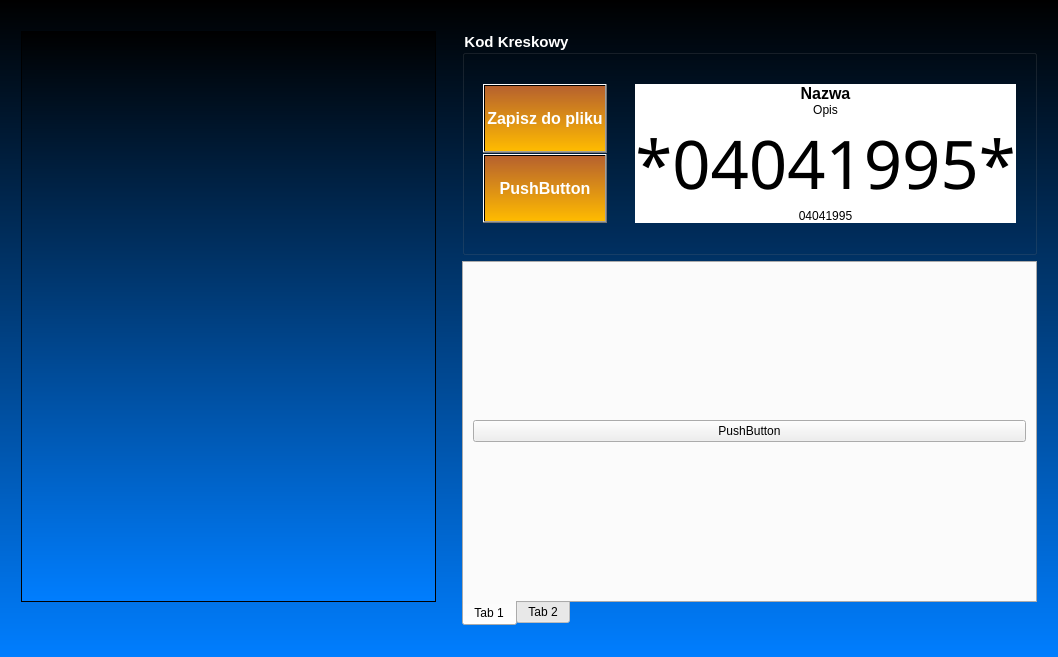
Before: the Qt Designer form ShoppedOUT/kody.ui in Filemon279/ProjektCpp, drawn with Qt 5.
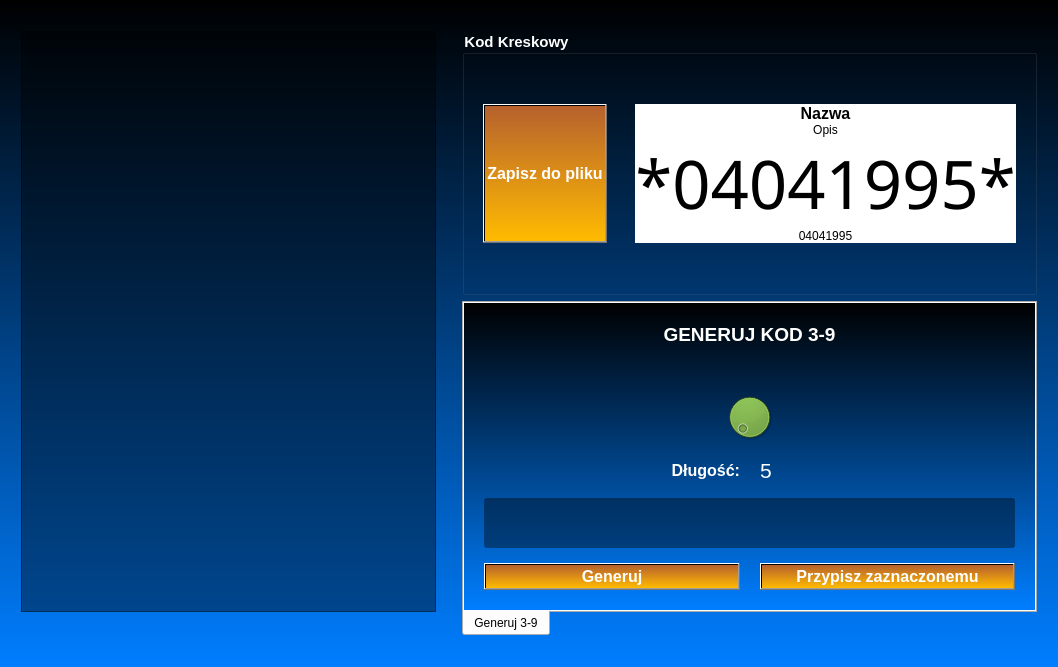
After: the same form once the commit is applied. Icons and pictures are not drawn.

What changed in the file:
```diff
--- a/ShoppedOUT/kody.ui
+++ b/ShoppedOUT/kody.ui
@@ -41,7 +41,7 @@
        </property>
        <property name="styleSheet">
         <string notr="true">gridline-color: white; 
-background-color: qlineargradient(spread:pad, x1:0, y1:0, x2:0, y2:1, stop:0 rgba(0, 0, 0, 255), stop:1 rgba(0, 126, 255, 255));
+background-color: rgba(0, 0, 0, 100);
 background-image: url(:/img/Img/white_40_small.png);
  background-repeat: no-repeat;
  background-position: center;
@@ -121,7 +121,20 @@
           <property name="verticalSpacing">
            <number>0</number>
           </property>
-          <item row="0" column="1">
+          <item row="0" column="0" colspan="2">
+           <spacer name="verticalSpacer">
+            <property name="orientation">
+             <enum>Qt::Vertical</enum>
+            </property>
+            <property name="sizeHint" stdset="0">
+             <size>
+              <width>20</width>
+              <height>20</height>
+             </size>
+            </property>
+           </spacer>
+          </item>
+          <item row="1" column="1">
            <widget class="QWidget" name="widget_Kod" native="true">
             <property name="sizePolicy">
              <sizepolicy hsizetype="Expanding" vsizetype="Preferred">
@@ -242,7 +255,7 @@
             </layout>
            </widget>
           </item>
-          <item row="0" column="0">
+          <item row="1" column="0">
            <widget class="QWidget" name="verticalWidget" native="true">
             <property name="sizePolicy">
              <sizepolicy hsizetype="Expanding" vsizetype="Preferred">
@@ -278,33 +291,22 @@
                </property>
               </widget>
              </item>
-             <item>
-              <widget class="QPushButton" name="pushButton_2">
-               <property name="sizePolicy">
-                <sizepolicy hsizetype="Minimum" vsizetype="Expanding">
-                 <horstretch>0</horstretch>
-                 <verstretch>0</verstretch>
-                </sizepolicy>
-               </property>
-               <property name="font">
-                <font>
-                 <family>Arial</family>
-                 <pointsize>12</pointsize>
-                 <weight>75</weight>
-                 <bold>true</bold>
-                </font>
-               </property>
-               <property name="styleSheet">
-                <string notr="true">background-color: qlineargradient(spread:pad, x1:0, y1:1, x2:0, y2:0, stop:0 rgba(255, 187, 0, 255), stop:1 rgba(182, 97, 46, 255));</string>
-               </property>
-               <property name="text">
-                <string>PushButton</string>
-               </property>
-              </widget>
-             </item>
             </layout>
            </widget>
           </item>
+          <item row="2" column="0" colspan="2">
+           <spacer name="verticalSpacer_2">
+            <property name="orientation">
+             <enum>Qt::Vertical</enum>
+            </property>
+            <property name="sizeHint" stdset="0">
+             <size>
+              <width>20</width>
+              <height>20</height>
+             </size>
+            </property>
+           </spacer>
+          </item>
          </layout>
         </widget>
        </item>
@@ -326,24 +328,239 @@
           <enum>QTabWidget::South</enum>
          </property>
          <widget class="QWidget" name="tab">
+          <property name="styleSheet">
+           <string notr="true">#tab{background-color: qlineargradient(spread:pad, x1:0, y1:0, x2:0, y2:1, stop:0 rgba(0, 0, 0, 255), stop:1 rgba(0, 126, 255, 255));}
+</string>
+          </property>
           <attribute name="title">
-           <string>Tab 1</string>
+           <string>Generuj 3-9</string>
           </attribute>
           <layout class="QGridLayout" name="gridLayout_4">
-           <item row="0" column="0">
+           <property name="leftMargin">
+            <number>20</number>
+           </property>
+           <property name="topMargin">
+            <number>20</number>
+           </property>
+           <property name="rightMargin">
+            <number>20</number>
+           </property>
+           <property name="bottomMargin">
+            <number>20</number>
+           </property>
+           <property name="horizontalSpacing">
+            <number>20</number>
+           </property>
+           <property name="verticalSpacing">
+            <number>15</number>
+           </property>
+           <item row="0" column="1" colspan="2">
+            <widget class="QLabel" name="label">
+             <property name="sizePolicy">
+              <sizepolicy hsizetype="Preferred" vsizetype="Maximum">
+               <horstretch>0</horstretch>
+               <verstretch>0</verstretch>
+              </sizepolicy>
+             </property>
+             <property name="font">
+              <font>
+               <family>Arial</family>
+               <pointsize>14</pointsize>
+               <weight>75</weight>
+               <bold>true</bold>
+              </font>
+             </property>
+             <property name="styleSheet">
+              <string notr="true">color:white</string>
+             </property>
+             <property name="text">
+              <string>GENERUJ KOD 3-9</string>
+             </property>
+             <property name="alignment">
+              <set>Qt::AlignHCenter|Qt::AlignTop</set>
+             </property>
+            </widget>
+           </item>
+           <item row="6" column="1" colspan="2">
+            <widget class="QLineEdit" name="lineEdit_wygenerowany">
+             <property name="minimumSize">
+              <size>
+               <width>0</width>
+               <height>50</height>
+              </size>
+             </property>
+             <property name="baseSize">
+              <size>
+               <width>0</width>
+               <height>1</height>
+              </size>
+             </property>
+             <property name="font">
+              <font>
+               <family>Arial</family>
+               <pointsize>18</pointsize>
+               <weight>75</weight>
+               <bold>true</bold>
+              </font>
+             </property>
+             <property name="styleSheet">
+              <string notr="true">background-color: rgba(0, 0, 0, 100);
+color:white</string>
+             </property>
+             <property name="alignment">
+              <set>Qt::AlignCenter</set>
+             </property>
+             <property name="readOnly">
+              <bool>true</bool>
+             </property>
+            </widget>
+           </item>
+           <item row="7" column="2">
             <widget class="QPushButton" name="pushButton_3">
+             <property name="sizePolicy">
+              <sizepolicy hsizetype="Minimum" vsizetype="Minimum">
+               <horstretch>0</horstretch>
+               <verstretch>0</verstretch>
+              </sizepolicy>
+             </property>
+             <property name="font">
+              <font>
+               <family>Arial</family>
+               <pointsize>12</pointsize>
+               <weight>75</weight>
+               <bold>true</bold>
+              </font>
+             </property>
+             <property name="styleSheet">
+              <string notr="true">background-color: qlineargradient(spread:pad, x1:0, y1:1, x2:0, y2:0, stop:0 rgba(255, 187, 0, 255), stop:1 rgba(182, 97, 46, 255));
+color:white</string>
+             </property>
              <property name="text">
-              <string>PushButton</string>
+              <string>Przypisz zaznaczonemu</string>
+             </property>
+            </widget>
+           </item>
+           <item row="7" column="1">
+            <widget class="QPushButton" name="pushButton_2">
+             <property name="sizePolicy">
+              <sizepolicy hsizetype="Minimum" vsizetype="Minimum">
+               <horstretch>0</horstretch>
+               <verstretch>0</verstretch>
+              </sizepolicy>
+             </property>
+             <property name="font">
+              <font>
+               <family>Arial</family>
+               <pointsize>12</pointsize>
+               <weight>75</weight>
+               <bold>true</bold>
+              </font>
+             </property>
+             <property name="styleSheet">
+              <string notr="true">background-color: qlineargradient(spread:pad, x1:0, y1:1, x2:0, y2:0, stop:0 rgba(255, 187, 0, 255), stop:1 rgba(182, 97, 46, 255));
+color:white</string>
+             </property>
+             <property name="text">
+              <string>Generuj</string>
+             </property>
+            </widget>
+           </item>
+           <item row="3" column="1" colspan="2">
+            <widget class="QDial" name="dial">
+             <property name="styleSheet">
+              <string notr="true">background-color: rgb(77, 159, 0);</string>
+             </property>
+             <property name="minimum">
+              <number>5</number>
+             </property>
+             <property name="maximum">
+              <number>13</number>
+             </property>
+            </widget>
+           </item>
+           <item row="4" column="2">
+            <widget class="QLabel" name="label_dlugosc">
+             <property name="sizePolicy">
+              <sizepolicy hsizetype="Preferred" vsizetype="Maximum">
+               <horstretch>0</horstretch>
+               <verstretch>0</verstretch>
+              </sizepolicy>
+             </property>
+             <property name="font">
+              <font>
+               <family>Arial</family>
+               <pointsize>16</pointsize>
+               <weight>50</weight>
+               <bold>false</bold>
+              </font>
+             </property>
+             <property name="styleSheet">
+              <string notr="true">color:white</string>
+             </property>
+             <property name="text">
+              <string>5</string>
+             </property>
+             <property name="alignment">
+              <set>Qt::AlignLeading|Qt::AlignLeft|Qt::AlignVCenter</set>
+             </property>
+            </widget>
+           </item>
+           <item row="4" column="1">
+            <widget class="QLabel" name="label_3">
+             <property name="sizePolicy">
+              <sizepolicy hsizetype="Preferred" vsizetype="Maximum">
+               <horstretch>0</horstretch>
+               <verstretch>0</verstretch>
+              </sizepolicy>
+             </property>
+             <property name="font">
+              <font>
+               <family>Arial</family>
+               <pointsize>12</pointsize>
+               <weight>75</weight>
+               <bold>true</bold>
+              </font>
+             </property>
+             <property name="styleSheet">
+              <string notr="true">color:white</string>
+             </property>
+             <property name="text">
+              <string>Długość:</string>
+             </property>
+             <property name="alignment">
+              <set>Qt::AlignRight|Qt::AlignTrailing|Qt::AlignVCenter</set>
+             </property>
+            </widget>
+           </item>
+           <item row="1" column="1" colspan="2">
+            <widget class="QLabel" name="label_errors">
+             <property name="sizePolicy">
+              <sizepolicy hsizetype="Preferred" vsizetype="Maximum">
+               <horstretch>0</horstretch>
+               <verstretch>0</verstretch>
+              </sizepolicy>
+             </property>
+             <property name="font">
+              <font>
+               <family>Arial</family>
+               <pointsize>10</pointsize>
+               <weight>75</weight>
+               <bold>true</bold>
+              </font>
+             </property>
+             <property name="styleSheet">
+              <string notr="true">color:orange</string>
+             </property>
+             <property name="text">
+              <string/>
+             </property>
+             <property name="alignment">
+              <set>Qt::AlignCenter</set>
              </property>
             </widget>
            </item>
           </layout>
          </widget>
-         <widget class="QWidget" name="tab_2">
-          <attribute name="title">
-           <string>Tab 2</string>
-          </attribute>
-         </widget>
         </widget>
        </item>
       </layout>
```
Left out of the diff: 8 changed lines with no effect on the pictures.
